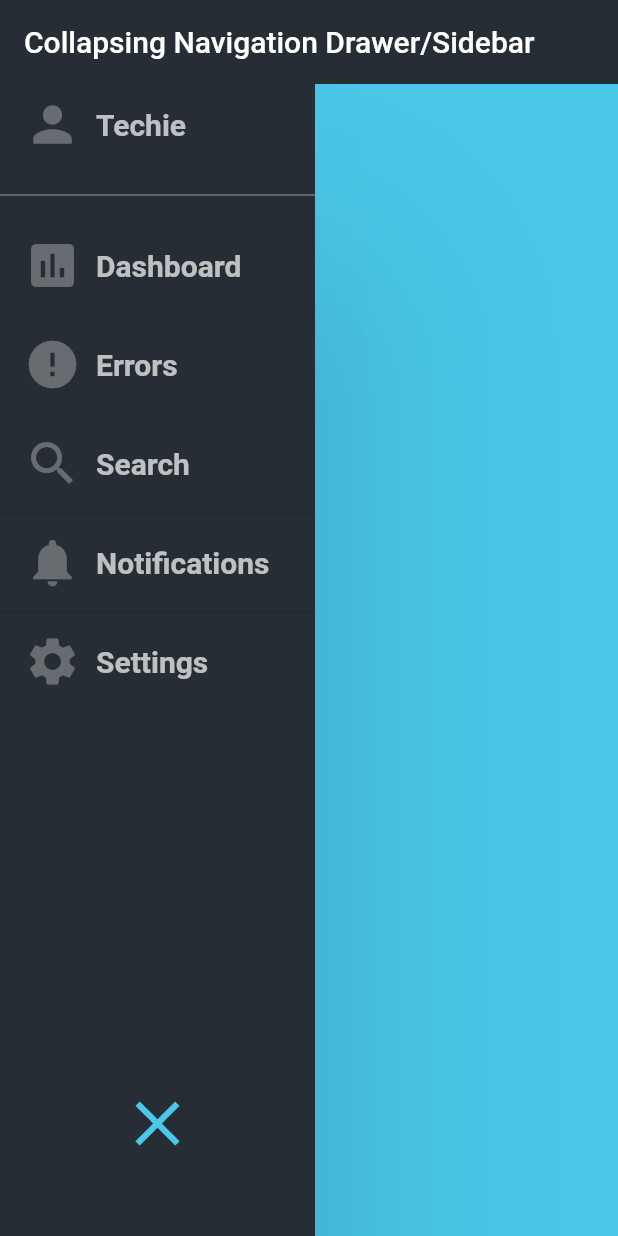
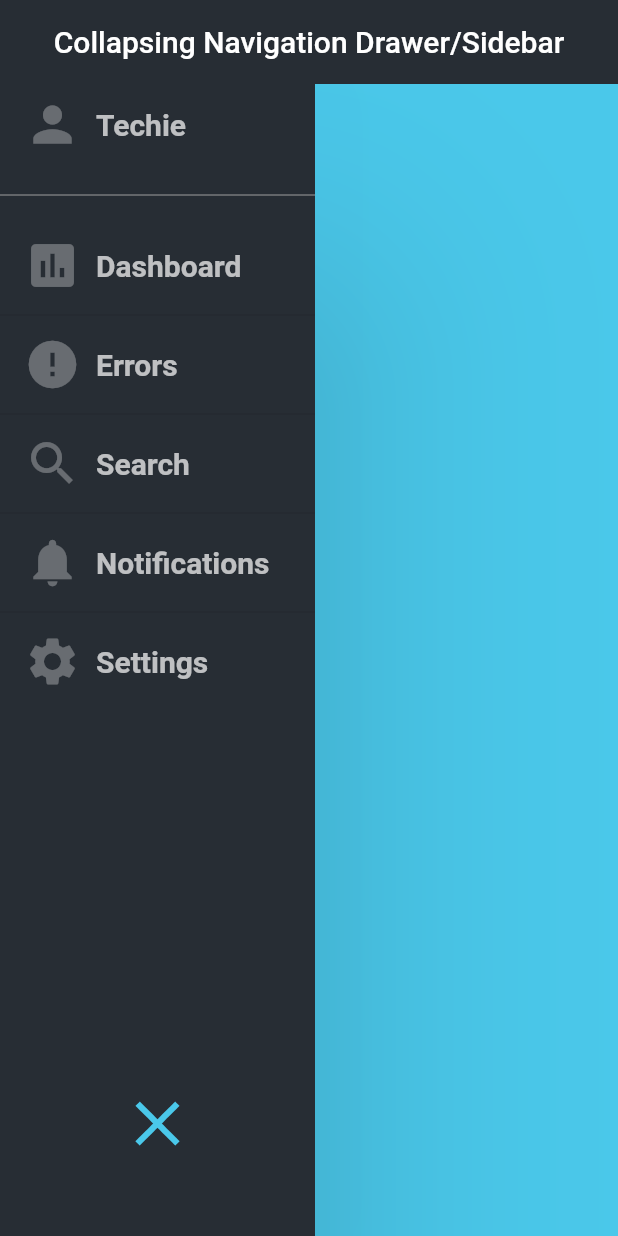
Before and after one commit to JosephLattisaw/hydris, a Flutter app: the screen it shows after launch, on a phone screen of 412 x 824 dp. Run offline on Flutter 3.47's test engine with Material 2 defaults, Android fonts, the phone set to English and light mode, and no system bars.

```diff
--- a/hydris/lib/homescreen.dart
+++ b/hydris/lib/homescreen.dart
@@ -10,6 +10,10 @@ class MyApp extends StatelessWidget {
   Widget build(BuildContext context) {
     return MaterialApp(
       title: _title,
+      theme: ThemeData(
+        primarySwatch: Colors.blue,
+      ),
+      debugShowCheckedModeBanner: false,
       home: MyHomePage(),
     );
   }
@@ -23,6 +27,7 @@ class MyHomePage extends StatelessWidget {
         elevation: 0.0,
         backgroundColor: drawer_background_color,
         title: Text("Collapsing Navigation Drawer/Sidebar"),
+        centerTitle: true,
       ),
       body: Stack(
         children: <Widget>[
@@ -36,6 +41,7 @@ class MyHomePage extends StatelessWidget {
   }
 }
 
+//TODO remove the below code
 class MyStatefulWidget extends StatefulWidget {
   MyStatefulWidget({Key key}) : super(key: key);
 
```
